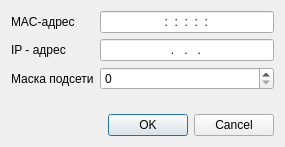
First picture: the form in src/gui/ethernetInterfacesettingsdialog.ui, repository otsheln1k/qnetsim, before the edit.
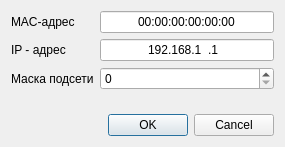
Second picture: the form after the edit.

Commit message: Added default value of IP and MAC in settings dialog.

Diff of the .ui file:
```diff
--- a/src/gui/ethernetInterfacesettingsdialog.ui
+++ b/src/gui/ethernetInterfacesettingsdialog.ui
@@ -29,7 +29,7 @@
         <string>HH:HH:HH:HH:HH:HH</string>
        </property>
        <property name="text">
-        <string>:::::</string>
+        <string>00:00:00:00:00:00</string>
        </property>
        <property name="cursorPosition">
         <number>0</number>
@@ -52,7 +52,7 @@
         <string>009.009.009.009</string>
        </property>
        <property name="text">
-        <string>...</string>
+        <string>192.168.1.1</string>
        </property>
        <property name="cursorPosition">
         <number>0</number>
```
Left out of the diff: 4 changed lines with no effect on the pictures.
